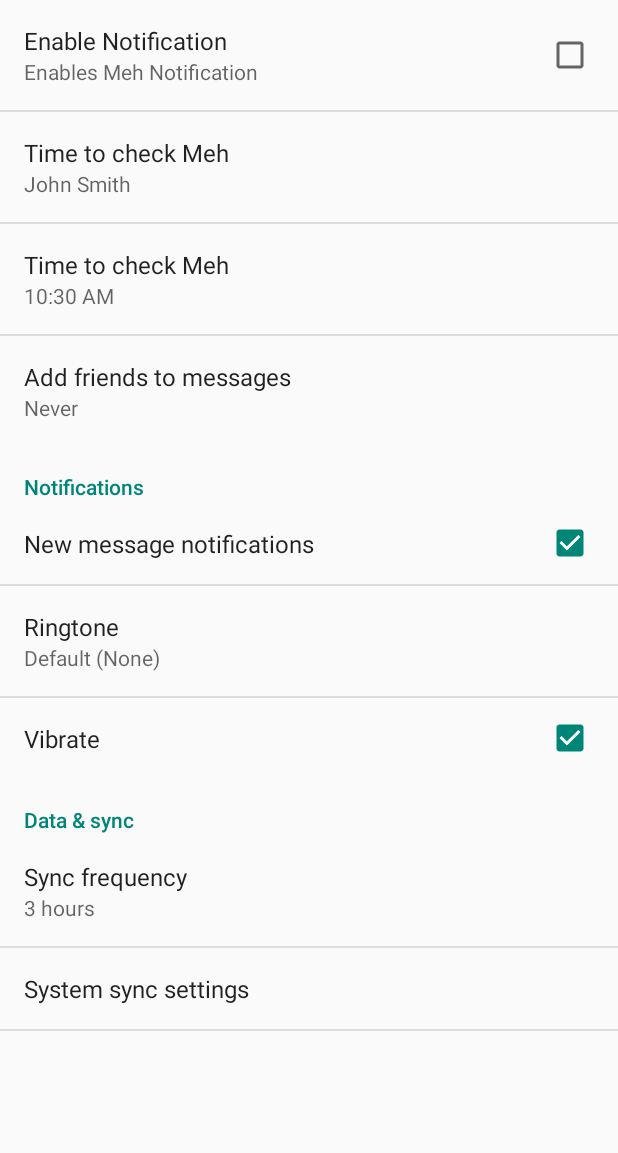
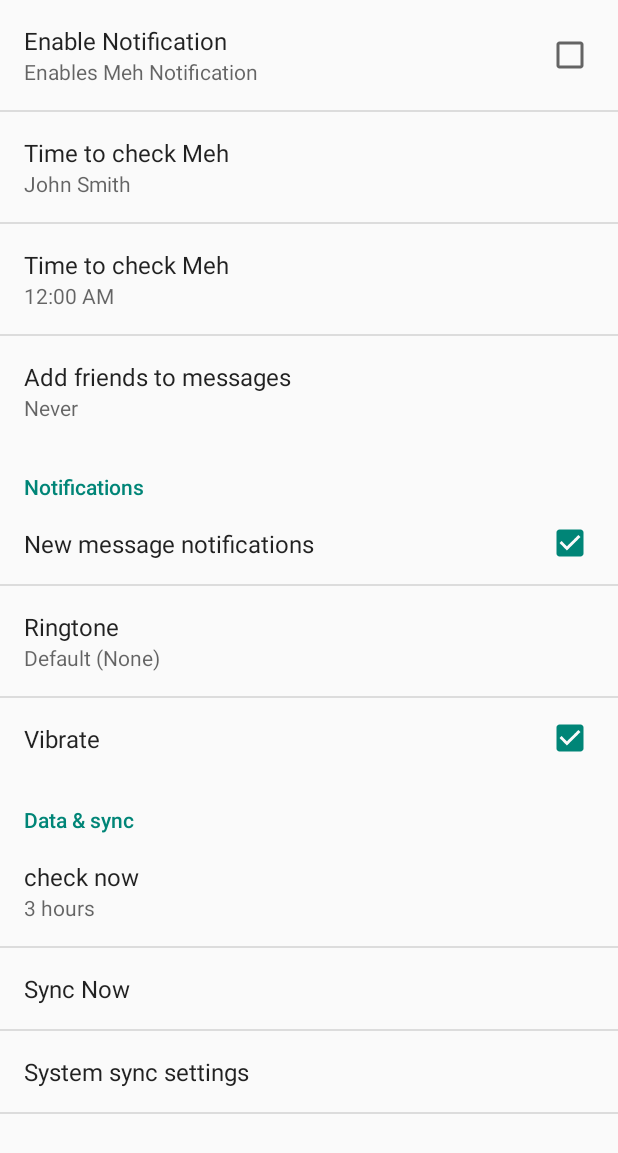
Before and after one commit to ermacaz/Meh-Notifier, an Android app: the screen it shows after launch (SettingsActivity), on a phone screen of 412 x 824 dp. Shown: the top 1153 px of the screen. Run offline under Robolectric (Android 15) with nearby library versions, the phone set to English and light mode, and no system bars.

Commit message:
basic notifications working

```diff
--- a/app/src/main/AndroidManifest.xml
+++ b/app/src/main/AndroidManifest.xml
@@ -5,6 +5,7 @@
     <uses-permission android:name="android.permission.INTERNET" />
     <uses-permission android:name="android.permission.GET_ACCOUNTS" />
     <uses-permission android:name="android.permission.WAKE_LOCK" />
+    <uses-permission android:name="android.permission.VIBRATE"/>
     <uses-permission android:name="com.google.android.c2dm.permission.RECEIVE" />
 
     <permission android:name="com.example.gcm.permission.C2D_MESSAGE"
@@ -14,7 +15,7 @@
 
     <application
         android:allowBackup="true"
-        android:icon="@drawable/ic_launcher"
+        android:icon="@drawable/ic_notification"
         android:label="@string/app_name"
         android:theme="@style/AppTheme" >
         <meta-data android:name="com.gogle.android.gms.version"
--- a/app/src/main/java/ermacaz/com/mehfukubukuro/SettingsActivity.java
+++ b/app/src/main/java/ermacaz/com/mehfukubukuro/SettingsActivity.java
@@ -13,6 +13,7 @@ import android.media.audiofx.BassBoost;
 import android.net.Uri;
 import android.os.Build;
 import android.os.Bundle;
+import android.os.StrictMode;
 import android.preference.CheckBoxPreference;
 import android.preference.ListPreference;
 import android.preference.Preference;
@@ -66,6 +67,11 @@ public class SettingsActivity extends PreferenceActivity {
     protected void onPostCreate(Bundle savedInstanceState) {
         super.onPostCreate(savedInstanceState);
 
+        if (android.os.Build.VERSION.SDK_INT > 9) {
+            StrictMode.ThreadPolicy policy = new     StrictMode.ThreadPolicy.Builder().permitAll().build();
+            StrictMode.setThreadPolicy(policy);
+        }
+
         mPreferences = PreferenceManager.getDefaultSharedPreferences(SettingsActivity.this);
         setupSimplePreferencesScreen();
 
@@ -88,6 +94,11 @@ public class SettingsActivity extends PreferenceActivity {
         }
 
         manager.setRepeating(AlarmManager.RTC_WAKEUP, cal.getTimeInMillis(), AlarmManager.INTERVAL_DAY, pendingIntent);
+    }
+
+    public void startNowOnce() {
+        manager = (AlarmManager)getSystemService(Context.ALARM_SERVICE);
+        manager.setExact(AlarmManager.RTC_WAKEUP, System.currentTimeMillis(), pendingIntent);
     }
 
     public void stopAlarm() {
@@ -171,7 +182,14 @@ public class SettingsActivity extends PreferenceActivity {
         bindPreferenceSummaryToValue(findPreference("notifications_new_message_ringtone"));
         bindPreferenceSummaryToValue(findPreference("sync_frequency"));
 
-        CheckBoxPreference enablePref = (CheckBoxPreference)getPreferenceManager().findPreference("enableCheckbox");
+        Preference syncPref = (Preference)getPreferenceManager().findPreference("syncNow");
+        syncPref.setOnPreferenceClickListener(new Preference.OnPreferenceClickListener() {
+            @Override
+            public boolean onPreferenceClick(Preference preference) {
+                startNowOnce();
+                return true;
+            }
+        });
     }
 
     /**
@@ -309,7 +327,7 @@ public class SettingsActivity extends PreferenceActivity {
     }
 
     /**
-     * This fragment shows notification preferences only. It is used when the
+     * This fragment shows notification_expanded preferences only. It is used when the
      * activity is showing a two-pane settings UI.
      */
     @TargetApi(Build.VERSION_CODES.HONEYCOMB)
--- a/app/src/main/res/values/strings.xml
+++ b/app/src/main/res/values/strings.xml
@@ -1,3 +1,3 @@
 <resources>
-    <string name="app_name">"Meh Fukubukuro "</string>
+    <string name="app_name">"Meh Notifier "</string>
 </resources>
--- a/app/src/main/res/xml/pref_data_sync.xml
+++ b/app/src/main/res/xml/pref_data_sync.xml
@@ -5,12 +5,15 @@
     <!-- NOTE: ListPreference's summary should be set to its value by the activity code. -->
     <ListPreference
         android:key="sync_frequency"
-        android:title="@string/pref_title_sync_frequency"
+        android:title="check now"
         android:entries="@array/pref_sync_frequency_titles"
         android:entryValues="@array/pref_sync_frequency_values"
         android:defaultValue="180"
         android:negativeButtonText="@null"
         android:positiveButtonText="@null" />
+    <Preference
+        android:key="syncNow"
+        android:title="Sync Now"/>
 
     <!-- This preference simply launches an intent when selected. Use this UI sparingly, per
          design guidelines. -->
--- a/app/src/main/res/xml/pref_general.xml
+++ b/app/src/main/res/xml/pref_general.xml
@@ -21,7 +21,7 @@
         android:id="@+id/meh_update_time"
         android:key="updateTimeKey"
         android:title="Time to check Meh"
-        android:defaultValue="12:00 AM"/>
+        android:defaultValue="0"/>
 
 
     <!-- NOTE: Hide buttons to simplify the UI. Users can touch outside the dialog to
--- a/app/src/main/res/xml/pref_notification.xml
+++ b/app/src/main/res/xml/pref_notification.xml
@@ -7,7 +7,7 @@
         android:title="@string/pref_title_new_message_notifications"
         android:defaultValue="true" />
 
-    <!-- Allows the user to choose a ringtone in the 'notification' category. -->
+    <!-- Allows the user to choose a ringtone in the 'notification_expanded' category. -->
     <!-- NOTE: This preference will be enabled only when the checkbox above is checked. -->
     <!-- NOTE: RingtonePreference's summary should be set to its value by the activity code. -->
     <RingtonePreference
```
Also changed, not shown: app/src/main/java/ermacaz/com/mehfukubukuro/AlarmReceiver.java (+90 -9 lines), app/src/main/res/layout/notification.xml (added, +43 -0 lines), app/src/main/res/layout/notification_expanded.xml (added, +13 -0 lines).
